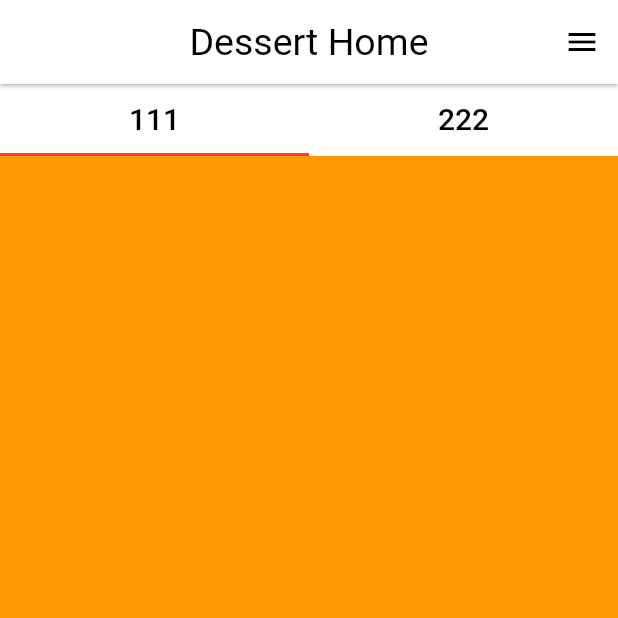
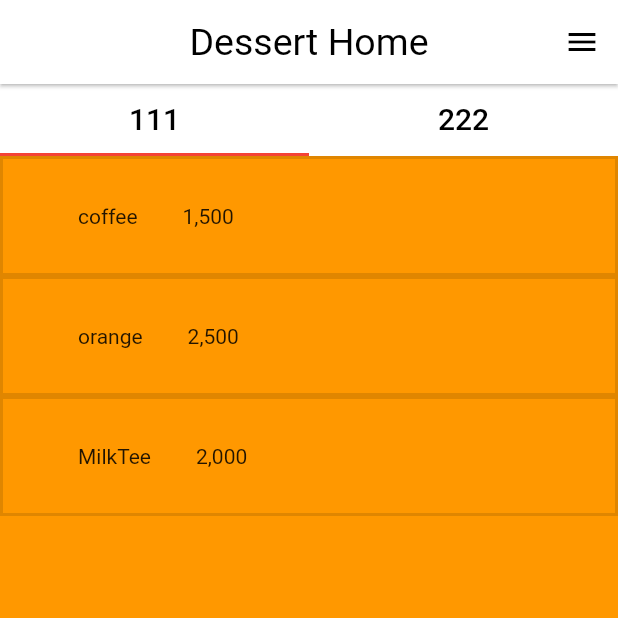
Before and after one commit to jhkim8965/victoriaGreenApp, a Flutter app: the screen it shows after launch, on a phone screen of 412 x 824 dp, the top half of it. Run offline on Flutter 3.47's test engine with Material 2 defaults, Android fonts, the phone set to English and light mode, and no system bars.

```diff
--- a/lib/screens/home_screen.dart
+++ b/lib/screens/home_screen.dart
@@ -1,4 +1,5 @@
 import 'package:flutter/material.dart';
+import 'package:intl/intl.dart';
 import '../widgets/message_dialog.dart';
 
 class HomeScreen extends StatefulWidget {
@@ -9,6 +10,21 @@ class HomeScreen extends StatefulWidget {
 }
 
 class _HomeScreenState extends State<HomeScreen> {
+  List<Map<String, dynamic>> menuList = [
+    {
+      'item': 'coffee',
+      'price': 1500,
+    },
+    {
+      'item': 'orange',
+      'price': 2500,
+    },
+    {
+      'item': 'MilkTee',
+      'price': 2000,
+    }
+  ];
+
   @override
   Widget build(BuildContext context) {
     return DefaultTabController(
@@ -79,6 +95,46 @@ class _HomeScreenState extends State<HomeScreen> {
                 children: [
                   Container(
                     color: Colors.orange,
+                    child: Column(
+                      children: [
+                        for (var menu in menuList)
+                          Container(
+                            decoration: BoxDecoration(
+                              border: Border.all(
+                                width: 2.0,
+                                color: Colors.black12,
+                              ),
+                            ),
+                            child: Padding(
+                              padding: const EdgeInsets.symmetric(
+                                vertical: 30,
+                                horizontal: 50,
+                              ),
+                              child: Row(
+                                mainAxisAlignment: MainAxisAlignment.start,
+                                children: [
+                                  Flexible(
+                                    child: Text(
+                                      menu['item'],
+                                    ),
+                                    flex: 1,
+                                  ),
+                                  SizedBox(
+                                    width: 30,
+                                  ),
+                                  Flexible(
+                                    child: Text(
+                                      NumberFormat('#,###')
+                                          .format(menu['price']),
+                                    ),
+                                    flex: 1,
+                                  ),
+                                ],
+                              ),
+                            ),
+                          ),
+                      ],
+                    ),
                   ),
                   Container(
                     color: Colors.yellow,
--- a/pubspec.yaml
+++ b/pubspec.yaml
@@ -35,6 +35,7 @@ dependencies:
   # The following adds the Cupertino Icons font to your application.
   # Use with the CupertinoIcons class for iOS style icons.
   cupertino_icons: ^1.0.2
+  intl: ^0.18.1
 
 dev_dependencies:
   flutter_test:
```
Also changed, not shown: pubspec.lock.
